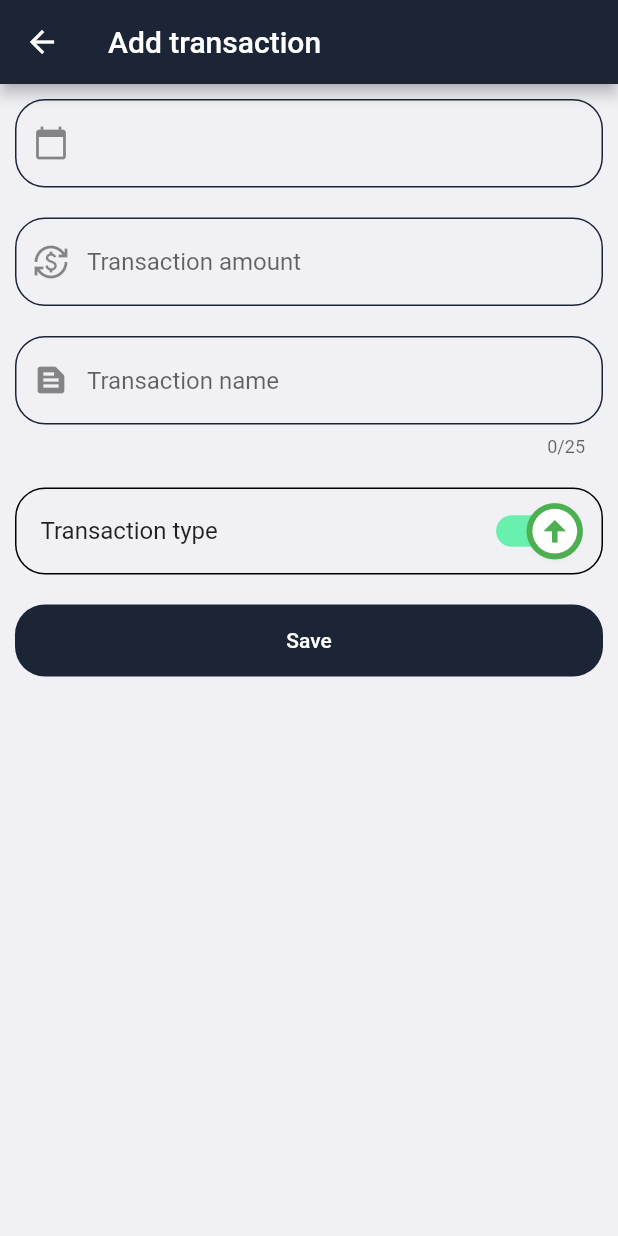
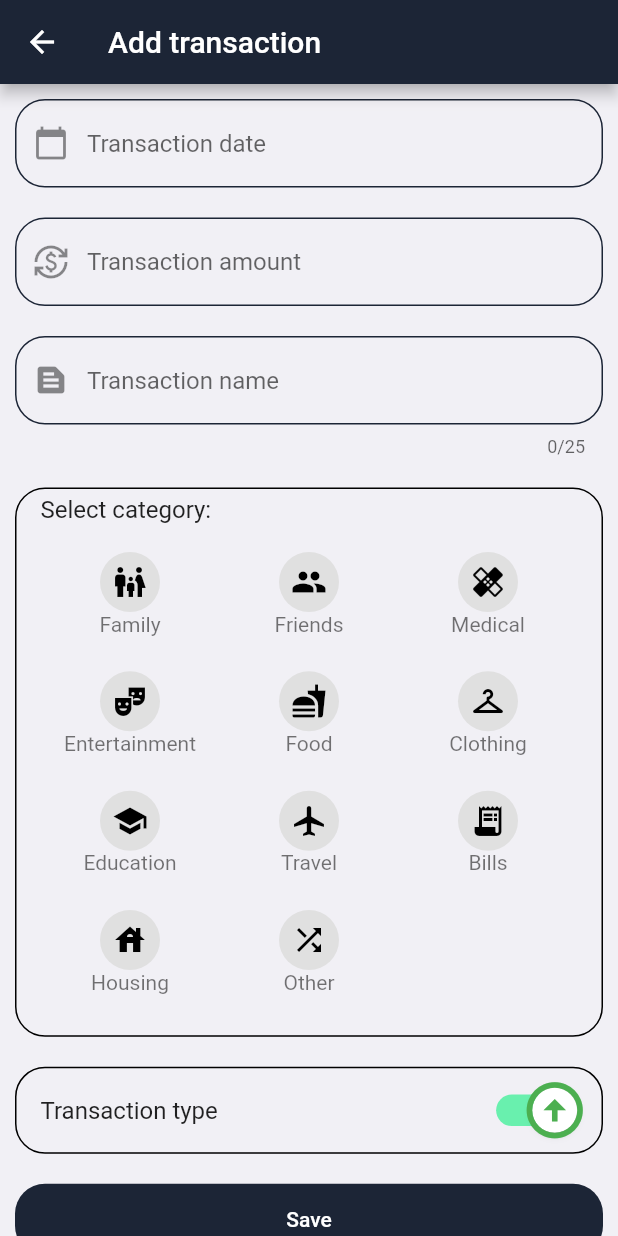
Before and after one commit to Aswatth/myCashFlow, a Flutter app: the AddTransactionPage screen opened directly, after a tap on "Save", on a phone screen of 412 x 824 dp. Run offline on Flutter 3.47's test engine with Material 2 defaults, Android fonts, the phone set to English and light mode, and no system bars; drawn by our look-alikes of date_time_picker; our stand-ins replace sqflite; accounts and stored records are empty.

Commit message:
Added tags to transaction

```diff
--- a/lib/models/transaction-model.dart
+++ b/lib/models/transaction-model.dart
@@ -13,6 +13,7 @@ class TransactionDbHelper{
   final String _transactionDate = "transactionDate";
   final String _amount = "amount";
   final String _comments = "comments";
+  final String _tags = "tags";
   final String _transactionType = "transactionType";
   final String _accountId = "accountId";
 
@@ -30,6 +31,7 @@ class TransactionDbHelper{
     $_transactionDate TEXT,
     $_amount REAL,
     $_comments TEXT,
+    $_tags TEXT,
     $_transactionType INTEGER,
     $_accountId INTEGER,
     FOREIGN KEY($_accountId) REFERENCES ${AccountDbHelper.instance.tableName}(${AccountDbHelper.instance.id}) ON UPDATE CASCADE ON DELETE NO ACTION
@@ -61,18 +63,28 @@ class TransactionModel{
   int? id;
   DateTime? transactionDate;
   double? amount;
-  //TODO: Add tag
+  List<String> tags = [];
   String comments = "";
   TransactionType? transactionType;
   int? accountId;
 
   TransactionModel();
 
+  List<String> getTagsFromJson(String json){
+    List<String> tempTags = json.split(',').toList();
+
+    if(tempTags.length == 1 && tempTags[0].isEmpty){
+      return [];
+    }
+    return tempTags;
+  }
+
   TransactionModel.fromJson(Map<String, dynamic> json){
     id = json['id'];
     transactionDate = DateFormat('dd-MMM-yyy').parse(json['transactionDate']);
     amount = json['amount'];
     comments = json['comments'];
+    tags = getTagsFromJson(json['tags']);
     transactionType = json['transactionType'] == 1?TransactionType.CREDIT:TransactionType.DEBIT;
     accountId = json['accountId'];
   }
@@ -82,6 +94,7 @@ class TransactionModel{
     'transactionDate': DateFormat('dd-MMM-yyyy').format(transactionDate!).toString(),
     'amount': amount,
     'comments': comments,
+    'tags': tags.join(","),
     'transactionType': transactionType == TransactionType.CREDIT?1:0,
     'accountId': accountId
   };
--- a/lib/pages/add-transaction-page.dart
+++ b/lib/pages/add-transaction-page.dart
@@ -19,10 +19,26 @@ class _AddTransactionPageState extends State<AddTransactionPage> {
 
   final GlobalKey<FormState> _formKey = GlobalKey<FormState>();
 
+  List<String> _categoryNameList = [];
+  List<IconData> _categoryIconList = [];
+
+  List<bool> _isSelectedList = [];
+
   saveTransaction() async {
     int selectedAccountId =
         await AccountDbHelper.instance.getSelectedAccountId();
+
     transactionModel.transactionType = _selectedTransactionType;
+
+    List<String> tagList = [];
+
+    for (int i = 0; i < _isSelectedList.length; ++i) {
+      if (_isSelectedList[i]) {
+        tagList.add(_categoryNameList[i]);
+      }
+    }
+
+    transactionModel.tags = tagList;
     transactionModel.accountId = selectedAccountId;
 
     //print(transactionModel.toJson());
@@ -41,10 +57,45 @@ class _AddTransactionPageState extends State<AddTransactionPage> {
     }*/
   }
 
+  Widget TagWidget(String label, IconData iconData) {
+    return Column(
+      children: [Icon(iconData), Text(label)],
+    );
+  }
+
   @override
   void initState() {
-    // TODO: implement initState
     super.initState();
+
+    _categoryNameList = [
+      "Family",
+      "Friends",
+      "Medical",
+      "Entertainment",
+      "Food",
+      "Clothing",
+      "Education",
+      "Travel",
+      "Bills",
+      "Housing",
+      "Other"
+    ];
+
+    _categoryIconList = [
+      Icons.family_restroom,
+      Icons.group,
+      Icons.healing,
+      Icons.theater_comedy,
+      Icons.fastfood,
+      Icons.checkroom,
+      Icons.school,
+      Icons.airplanemode_active,
+      Icons.receipt_long,
+      Icons.house,
+      Icons.shuffle
+    ];
+
+    _isSelectedList = List.generate(_categoryNameList.length, (index) => false);
   }
 
   final MaterialStateProperty<Icon?> thumbIcon =
@@ -77,6 +128,7 @@ class _AddTransactionPageState extends State<AddTransactionPage> {
         children: [
           DateTimePicker(
             decoration: const InputDecoration(
+              hintText: "Transaction date",
               prefixIcon: Icon(Icons.calendar_today),
               enabledBorder: OutlineInputBorder(
                   borderRadius: BorderRadius.all(Radius.circular(20.0)),
@@ -103,7 +155,6 @@ class _AddTransactionPageState extends State<AddTransactionPage> {
             onChanged: (String? _) {
               setState(() {
                 transactionModel.transactionDate = DateTime.parse(_!);
-                print(transactionModel.transactionDate);
               });
             },
           ),
@@ -165,6 +216,43 @@ class _AddTransactionPageState extends State<AddTransactionPage> {
             },
           ),
           ListTile(
+              shape: RoundedRectangleBorder(
+                  side: BorderSide(width: 1),
+                  borderRadius: BorderRadius.circular(20.0)),
+              title: Text("Select category:\n"),
+              subtitle: GridView.count(
+                physics: NeverScrollableScrollPhysics(),
+                shrinkWrap: true,
+                childAspectRatio: 1.5,
+                crossAxisCount: 3,
+                children: _categoryNameList.map((e) {
+                  int index = _categoryNameList.indexOf(e);
+                  return GestureDetector(
+                    onTap: () {
+                      setState(() {
+                        _isSelectedList[index] = !_isSelectedList[index];
+                      });
+                    },
+                    child: Column(
+                      children: [
+                        CircleAvatar(
+                          child: Icon(
+                            _categoryIconList[index],
+                            color:_isSelectedList[index]
+                                ?Colors.white
+                                :Colors.black,
+                          ),
+                          backgroundColor: _isSelectedList[index]
+                              ?const Color(0xFF1C2536)
+                              :Colors.grey[300],
+                        ),
+                        Text(e),
+                      ],
+                    )
+                  );
+                }).toList(),
+              )),
+          ListTile(
             shape: RoundedRectangleBorder(
                 side: BorderSide(width: 1),
                 borderRadius: BorderRadius.circular(20.0)),
@@ -180,8 +268,9 @@ class _AddTransactionPageState extends State<AddTransactionPage> {
                   inactiveTrackColor: Colors.redAccent,
                   onChanged: (bool value) {
                     setState(() {
-                      _selectedTransactionType =
-                          value ? TransactionType.CREDIT : TransactionType.DEBIT;
+                      _selectedTransactionType = value
+                          ? TransactionType.CREDIT
+                          : TransactionType.DEBIT;
                     });
                   }),
             ),
```
Also changed, not shown: lib/pages/transaction-page.dart (+39 -9 lines).
